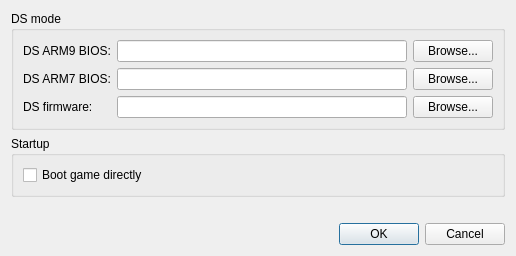
Before: the Qt Designer form src/frontend/qt_sdl/EmuSettingsDialog.ui in ag-advania/melonPrimeDS, drawn with Qt 5.
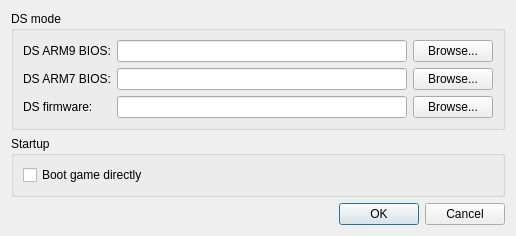
After: the same form once the commit is applied.

Commit message: * add audio settings dialog * attempt at betterer mic noise that doesn't work worth a damn

Diff of the .ui file:
```diff
--- a/src/frontend/qt_sdl/EmuSettingsDialog.ui
+++ b/src/frontend/qt_sdl/EmuSettingsDialog.ui
@@ -7,7 +7,7 @@
     <x>0</x>
     <y>0</y>
     <width>490</width>
-    <height>243</height>
+    <height>217</height>
    </rect>
   </property>
   <property name="sizePolicy">
@@ -138,19 +138,6 @@
      </layout>
     </widget>
    </item>
-   <item>
-    <spacer name="verticalSpacer">
-     <property name="orientation">
-      <enum>Qt::Vertical</enum>
-     </property>
-     <property name="sizeHint" stdset="0">
-      <size>
-       <width>20</width>
-       <height>20</height>
-      </size>
-     </property>
-    </spacer>
-   </item>
    <item>
     <widget class="QDialogButtonBox" name="buttonBox">
      <property name="orientation">
```
The commit also changes 8 other files.
